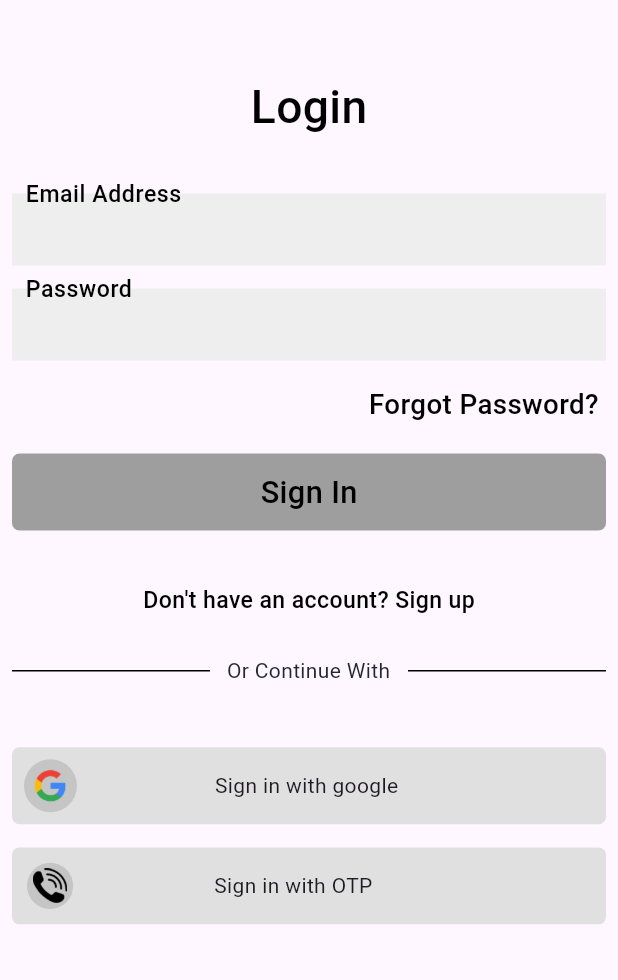
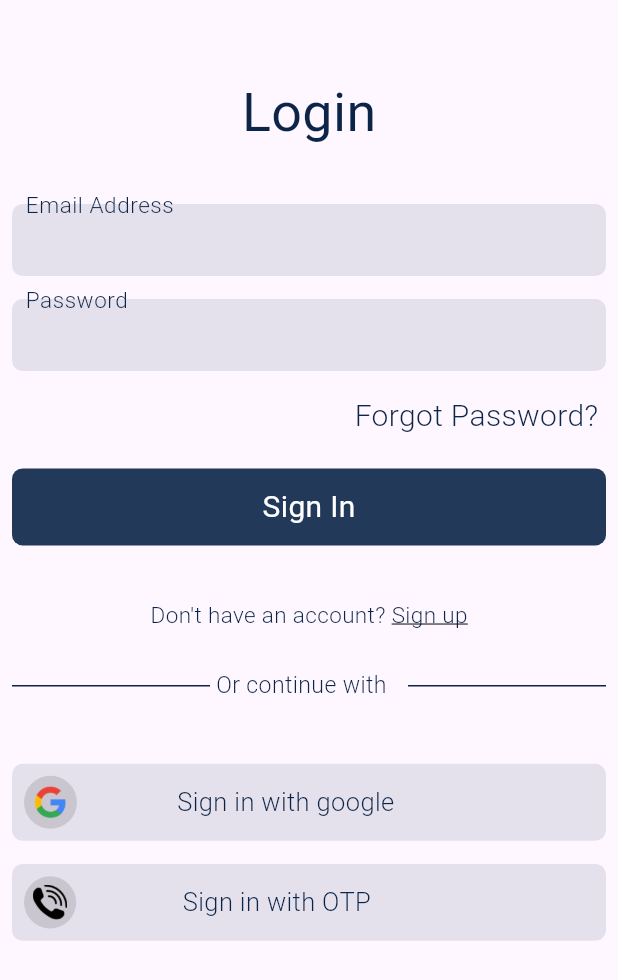
Before and after one commit to projectsem66/city_serve_user, a Flutter app: the screen it shows after launch, on a phone screen of 412 x 824 dp. Shown: the top 980 px of the screen. Run offline on Flutter 3.47's test engine with Material 3 defaults, Android fonts, the phone set to English and light mode, and no system bars; drawn by our look-alikes of flutter_bounce; our stand-ins replace get, google_fonts; Roboto replaces fonts that are missing (Amaranth).

Commit message:
login.dart changes

```diff
--- a/lib/main.dart
+++ b/lib/main.dart
@@ -1,5 +1,6 @@
 import 'package:city_serve/src/login.dart';
 import 'package:flutter/material.dart';
+import 'package:get/get_navigation/src/root/get_material_app.dart';
 
 void main() {
   runApp(const MyApp());
@@ -10,7 +11,7 @@ class MyApp extends StatelessWidget {
 
   @override
   Widget build(BuildContext context) {
-    return MaterialApp(
+    return GetMaterialApp(
       title: 'Flutter Demo',
       home: Login()
     );
--- a/lib/src/login.dart
+++ b/lib/src/login.dart
@@ -1,5 +1,10 @@
+import 'package:city_serve/src/signUp.dart';
+import 'package:city_serve/utils/colors.dart';
 import 'package:city_serve/utils/dimension.dart';
 import 'package:flutter/material.dart';
+import 'package:flutter_bounce/flutter_bounce.dart';
+import 'package:get/get.dart';
+import 'package:google_fonts/google_fonts.dart';
 
 class Login extends StatefulWidget {
   const Login({super.key});
@@ -25,17 +30,21 @@ class _LoginState extends State<Login> {
                 Center(
                   child: Text(
                     "Login",
-                  style: dimension.style30,
-                )),
+                    style: GoogleFonts.amaranth(
+                        color: AppColors.Colorq, fontSize: dimension.height35),
+                  ),
+                ),
                 SizedBox(
                   height: dimension.height35,
                 ),
                 Container(
-                  color: Colors.grey.shade200,
+                  decoration: BoxDecoration(
+                      color: AppColors.Colorq.withOpacity(0.1),
+                      borderRadius: BorderRadius.circular(7)),
                   child: TextFormField(
                     keyboardType: TextInputType.text,
                     cursorColor: Colors.black,
-                    style: const TextStyle(
+                    style: TextStyle(
                       fontSize: 18,
                       fontWeight: FontWeight.bold,
                       color: Colors.black,
@@ -46,7 +55,10 @@ class _LoginState extends State<Login> {
                     decoration: InputDecoration(
                       floatingLabelBehavior: FloatingLabelBehavior.always,
                       labelText: "Email Address",
-                      labelStyle: dimension.style20,
+                      labelStyle: GoogleFonts.amaranth(
+                          color: AppColors.Colorq,
+                          fontSize: 20,
+                          fontWeight: FontWeight.w300),
                       contentPadding: EdgeInsets.fromLTRB(5, 10, 5, 0),
                       focusedBorder: OutlineInputBorder(
                         borderSide: BorderSide(color: Colors.grey.shade400),
@@ -63,7 +75,9 @@ class _LoginState extends State<Login> {
                   height: dimension.height15,
                 ),
                 Container(
-                  color: Colors.grey.shade200,
+                  decoration: BoxDecoration(
+                      color: AppColors.Colorq.withOpacity(0.1),
+                      borderRadius: BorderRadius.circular(7)),
                   child: TextFormField(
                     keyboardType: TextInputType.text,
                     cursorColor: Colors.black,
@@ -78,7 +92,10 @@ class _LoginState extends State<Login> {
                     decoration: InputDecoration(
                       floatingLabelBehavior: FloatingLabelBehavior.always,
                       labelText: "Password",
-                      labelStyle: dimension.style20,
+                      labelStyle: GoogleFonts.amaranth(
+                          color: AppColors.Colorq,
+                          fontSize: 20,
+                          fontWeight: FontWeight.w300),
                       contentPadding: EdgeInsets.fromLTRB(5, 10, 5, 0),
                       focusedBorder: OutlineInputBorder(
                         borderSide: BorderSide(color: Colors.grey.shade400),
@@ -99,24 +116,37 @@ class _LoginState extends State<Login> {
                     Spacer(),
                     Text(
                       "Forgot Password? ",
-                      style: dimension.style18,
+                      style: GoogleFonts.amaranth(
+                          color: AppColors.Colorq,
+                          fontSize: 20,
+                          fontWeight: FontWeight.w300),
                     ),
                   ],
                 ),
                 SizedBox(
                   height: dimension.height20,
                 ),
-                Container(
+                Bounce(
+                  duration: Duration(milliseconds: 400),
+                  onPressed: () {
+                    print("tapped");
+                    Get.to(() => SignUp());
+                  },
+                  child: Container(
                     height: dimension.height50,
                     width: double.maxFinite,
+                    decoration: BoxDecoration(
+                      color: AppColors.Colorq.withOpacity(0.9),
+                      borderRadius: BorderRadius.circular(7),
+                    ),
                     child: Center(
                       child: Text(
                         "Sign In",
-                    style: dimension.style20,
-                  )),
-                  decoration: BoxDecoration(
-                      color: Colors.grey,
-                      borderRadius: BorderRadius.circular(5)),
+                        style: GoogleFonts.amaranth(
+                            fontSize: 20, color: Colors.white),
+                      ),
+                    ),
+                  ),
                 ),
                 SizedBox(
                   height: dimension.height35,
@@ -127,11 +157,19 @@ class _LoginState extends State<Login> {
                   children: [
                     Text(
                       "Don't have an account? ",
-                      style: dimension.style15,
+                      style: GoogleFonts.amaranth(
+                          color: AppColors.Colorq,
+                          fontSize: 15,
+                          fontWeight: FontWeight.w300),
                     ),
                     Text(
                       "Sign up",
-                      style: dimension.style15,
+                      style: GoogleFonts.amaranth(
+                        color: AppColors.Colorq,
+                        fontSize: 15,
+                        fontWeight: FontWeight.w300,
+                        decoration: TextDecoration.underline,
+                      ),
                     ),
                   ],
                 )),
@@ -143,26 +181,25 @@ class _LoginState extends State<Login> {
                     Expanded(
                       flex: 1,
                       child: Divider(
-                        height: 2,
                         thickness: 1,
-                        color: Colors.black,
+                        color: AppColors.Colorq,
                       ),
                     ),
                     Expanded(
                       flex: 1,
                       child: Text(
-                        "   Or Continue With",
-                        style: TextStyle(
-                          color: Color(0xff222831),
-                        ),
+                        " Or continue with",
+                        style: GoogleFonts.amaranth(
+                            color: AppColors.Colorq,
+                            fontSize: dimension.font15,
+                            fontWeight: FontWeight.w300),
                       ),
                     ),
                     Expanded(
                       flex: 1,
                       child: Divider(
-                        height: 2,
                         thickness: 1,
-                        color: Colors.black,
+                        color: AppColors.Colorq,
                       ),
                     ),
                   ],
@@ -173,6 +210,9 @@ class _LoginState extends State<Login> {
                 Container(
                   height: dimension.height50,
                   width: double.maxFinite,
+                  decoration: BoxDecoration(
+                      color: AppColors.Colorq.withOpacity(0.1),
+                      borderRadius: BorderRadius.circular(7)),
                   child: Row(
                     children: [
                       Padding(
@@ -189,14 +229,17 @@ class _LoginState extends State<Login> {
                         ),
                       ),
                       SizedBox(
-                        width: dimension.width40,
+                        width: dimension.width28,
                       ),
-                      Text("Sign in with google")
+                      Text(
+                        "Sign in with google",
+                        style: GoogleFonts.amaranth(
+                            color: AppColors.Colorq,
+                            fontSize: 17,
+                            fontWeight: FontWeight.w300),
+                      )
                     ],
                   ),
-                  decoration: BoxDecoration(
-                      color: Colors.grey.shade300,
-                      borderRadius: BorderRadius.circular(5)),
                 ),
                 SizedBox(
                   height: dimension.height15,
@@ -204,30 +247,36 @@ class _LoginState extends State<Login> {
                 Container(
                   height: dimension.height50,
                   width: double.maxFinite,
+                  decoration: BoxDecoration(
+                      color: AppColors.Colorq.withOpacity(0.1),
+                      borderRadius: BorderRadius.circular(7)),
                   child: Row(
                     children: [
                       Padding(
-                        padding: const EdgeInsets.all(10.0),
+                        padding: const EdgeInsets.all(8.0),
                         child: Container(
                           height: dimension.height80,
                           decoration: BoxDecoration(
                               shape: BoxShape.circle, color: Colors.black12),
                           child: Padding(
-                            padding: const EdgeInsets.all(4.0),
+                            padding: const EdgeInsets.all(6.0),
                             child: Image.asset("assets/logo/callLogo.png",
                                 height: dimension.height50),
                           ),
                         ),
                       ),
                       SizedBox(
-                        width: dimension.width40,
+                        width: dimension.width30,
                       ),
-                      Text("Sign in with OTP")
+                      Text(
+                        "Sign in with OTP",
+                        style: GoogleFonts.amaranth(
+                            color: AppColors.Colorq,
+                            fontSize: 17,
+                            fontWeight: FontWeight.w300),
+                      )
                     ],
                   ),
-                  decoration: BoxDecoration(
-                      color: Colors.grey.shade300,
-                      borderRadius: BorderRadius.circular(5)),
                 ),
               ],
             ),
--- /dev/null
+++ b/lib/utils/colors.dart
@@ -0,0 +1,6 @@
+import 'dart:ui';
+// ADD ALL MOST USING COLORS IN THIS FILE
+class AppColors {
+  static const Colorq  = Color(0xff0B2447);
+
+}
--- a/pubspec.yaml
+++ b/pubspec.yaml
@@ -37,6 +37,8 @@ dependencies:
   cupertino_icons: ^1.0.2
   get: ^4.6.6
   google_fonts: ^6.1.0
+  flutter_bounce: ^1.1.0
+
 
 dev_dependencies:
   flutter_test:
```
Also changed, not shown: lib/src/signUp.dart (added, +208 -0 lines), pubspec.lock. Lines whose indentation alone changed are shown as unchanged.
